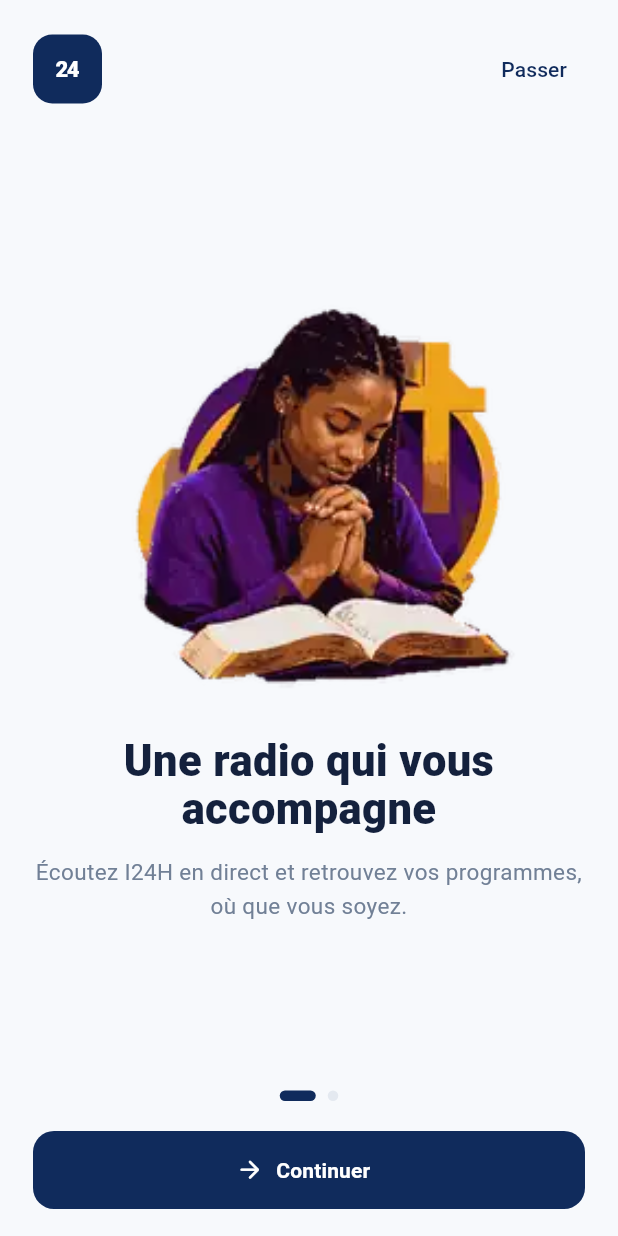
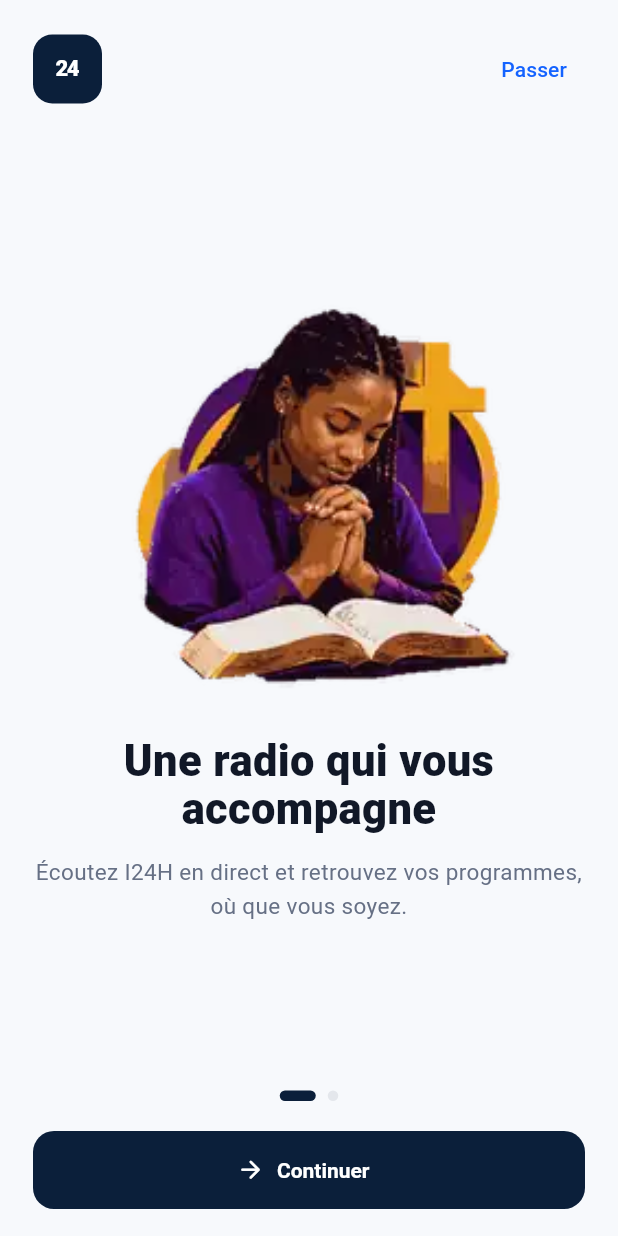
Before and after one commit to editadigoun-cmd/I24h, a Flutter app: the screen it shows after launch, on a phone screen of 412 x 824 dp. Run offline on Flutter 3.47's test engine with Material 3 defaults, Android fonts, the phone set to English and light mode, and no system bars; our stand-ins replace flutter_svg.

Commit message:
Refondre le design system natif I24H

```diff
--- a/lib/core/theme/app_theme.dart
+++ b/lib/core/theme/app_theme.dart
@@ -1,64 +1,44 @@
 import 'package:flutter/material.dart';
 
 class AppColors {
-  static const navy = Color(0xFF102B5C);
-  static const blue = Color(0xFF1E5AA8);
-  static const gold = Color(0xFFF2A45B);
-  static const ink = Color(0xFF14213D);
-  static const muted = Color(0xFF718096);
+  static const navy = Color(0xFF0B1F3A);
+  static const blue = Color(0xFF1463FF);
+  static const sky = Color(0xFFEAF2FF);
+  static const gold = Color(0xFFC89B3C);
+  static const ink = Color(0xFF111827);
+  static const muted = Color(0xFF667085);
   static const background = Color(0xFFF7F9FC);
-  static const surface = Color(0xFFFFFFFF);
-  static const line = Color(0xFFE4E9F0);
-  static const success = Color(0xFF198754);
-  static const danger = Color(0xFFC94B4B);
+  static const surface = Colors.white;
+  static const line = Color(0xFFE4E7EC);
 }
 
 class AppTheme {
   static ThemeData get light {
-    final scheme = ColorScheme.fromSeed(
-      seedColor: AppColors.navy,
-      brightness: Brightness.light,
-      primary: AppColors.navy,
-      secondary: AppColors.gold,
-      surface: AppColors.surface,
-    );
-
+    final scheme = ColorScheme.fromSeed(seedColor: AppColors.blue, brightness: Brightness.light);
     return ThemeData(
       useMaterial3: true,
-      colorScheme: scheme,
+      colorScheme: scheme.copyWith(primary: AppColors.blue, surface: AppColors.surface),
       scaffoldBackgroundColor: AppColors.background,
       fontFamily: 'Roboto',
-      visualDensity: VisualDensity.standard,
-      appBarTheme: const AppBarTheme(
-        backgroundColor: AppColors.background,
-        foregroundColor: AppColors.ink,
-        elevation: 0,
-        centerTitle: false,
-        scrolledUnderElevation: 0,
-      ),
-      cardTheme: CardThemeData(
-        color: AppColors.surface,
-        elevation: 0,
-        margin: EdgeInsets.zero,
-        shape: RoundedRectangleBorder(borderRadius: BorderRadius.circular(18)),
+      appBarTheme: const AppBarTheme(backgroundColor: Colors.transparent, elevation: 0, foregroundColor: AppColors.ink),
+      textTheme: const TextTheme(
+        displaySmall: TextStyle(fontWeight: FontWeight.w800, color: AppColors.ink, letterSpacing: -0.8),
+        headlineSmall: TextStyle(fontWeight: FontWeight.w800, color: AppColors.ink, letterSpacing: -0.4),
+        titleLarge: TextStyle(fontWeight: FontWeight.w700, color: AppColors.ink),
+        titleMedium: TextStyle(fontWeight: FontWeight.w700, color: AppColors.ink),
+        bodyLarge: TextStyle(color: AppColors.ink, height: 1.45),
+        bodyMedium: TextStyle(color: AppColors.muted, height: 1.4),
       ),
       inputDecorationTheme: InputDecorationTheme(
         filled: true,
-        fillColor: AppColors.surface,
-        contentPadding: const EdgeInsets.symmetric(horizontal: 16, vertical: 15),
-        border: OutlineInputBorder(
-          borderRadius: BorderRadius.circular(14),
-          borderSide: const BorderSide(color: AppColors.line),
-        ),
-        enabledBorder: OutlineInputBorder(
-          borderRadius: BorderRadius.circular(14),
-          borderSide: const BorderSide(color: AppColors.line),
-        ),
-        focusedBorder: OutlineInputBorder(
-          borderRadius: BorderRadius.circular(14),
-          borderSide: const BorderSide(color: AppColors.navy, width: 1.5),
-        ),
+        fillColor: Colors.white,
+        border: OutlineInputBorder(borderRadius: BorderRadius.circular(16), borderSide: const BorderSide(color: AppColors.line)),
+        enabledBorder: OutlineInputBorder(borderRadius: BorderRadius.circular(16), borderSide: const BorderSide(color: AppColors.line)),
+        focusedBorder: OutlineInputBorder(borderRadius: BorderRadius.circular(16), borderSide: const BorderSide(color: AppColors.blue, width: 1.5)),
+        contentPadding: const EdgeInsets.symmetric(horizontal: 16, vertical: 16),
       ),
+      filledButtonTheme: FilledButtonThemeData(style: FilledButton.styleFrom(minimumSize: const Size.fromHeight(52), shape: RoundedRectangleBorder(borderRadius: BorderRadius.circular(16)), textStyle: const TextStyle(fontWeight: FontWeight.w700))),
+      cardTheme: CardThemeData(color: Colors.white, elevation: 0, margin: EdgeInsets.zero, shape: RoundedRectangleBorder(borderRadius: BorderRadius.circular(20), side: const BorderSide(color: AppColors.line))),
     );
   }
 }
```
